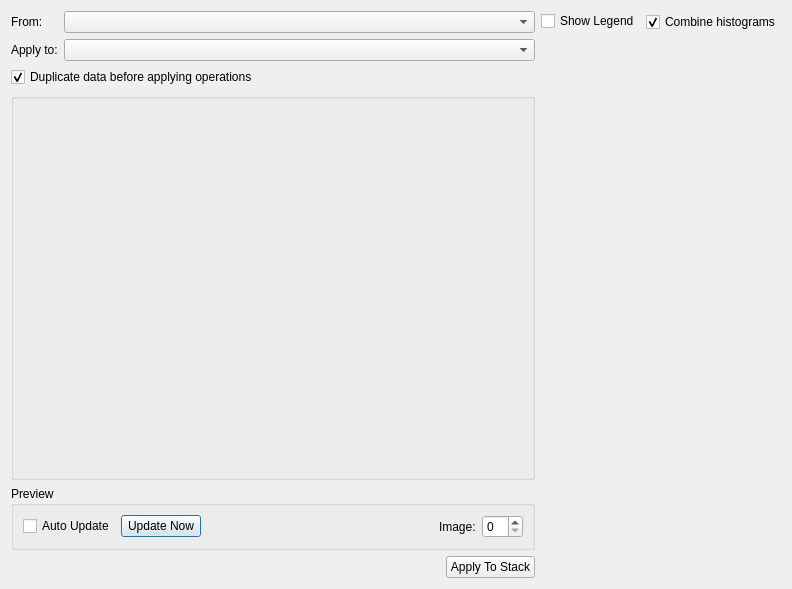
Before: the Qt Designer form mantidimaging/gui/ui/op_history_copy_dialog.ui in mantidproject/mantidimaging, drawn with Qt 5.
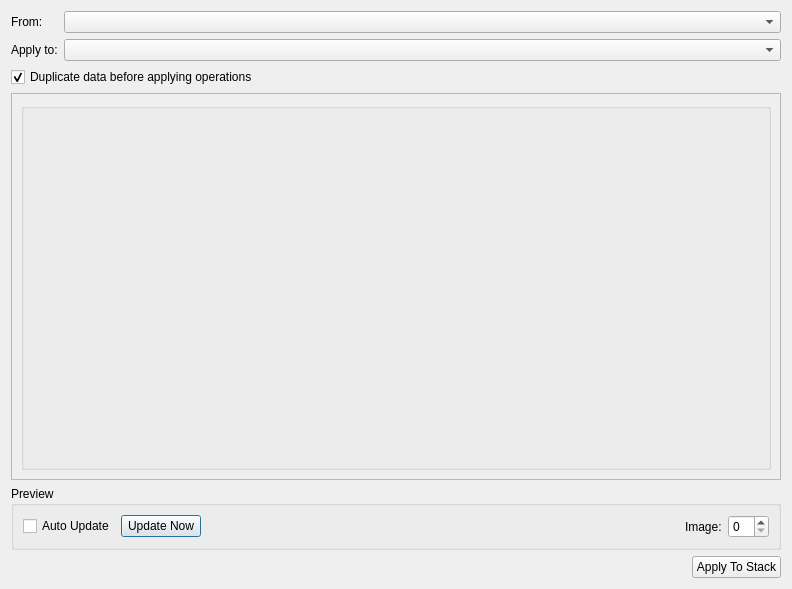
After: the same form once the commit is applied. Custom widgets are drawn as their Qt base class.

Commit message:
Usability improvements to apply history dialog
- Remove qlabel for name and just use text in qcheckbox
- Use VBoxLayout instead of grid
- Removes the result preview widgets as it wasn't working anyway

What changed in the file:
```diff
--- a/mantidimaging/gui/ui/op_history_copy_dialog.ui
+++ b/mantidimaging/gui/ui/op_history_copy_dialog.ui
@@ -11,7 +11,7 @@
    </rect>
   </property>
   <property name="sizePolicy">
-   <sizepolicy hsizetype="Preferred" vsizetype="Preferred">
+   <sizepolicy hsizetype="Preferred" vsizetype="Minimum">
     <horstretch>0</horstretch>
     <verstretch>0</verstretch>
    </sizepolicy>
@@ -26,6 +26,9 @@
       <layout class="QVBoxLayout" name="verticalLayout">
        <item>
         <layout class="QFormLayout" name="formLayout">
+         <property name="sizeConstraint">
+          <enum>QLayout::SetMinimumSize</enum>
+         </property>
          <item row="2" column="0">
           <widget class="QLabel" name="stackTargetLabel">
            <property name="text">
@@ -59,6 +62,21 @@
         </layout>
        </item>
        <item>
+        <widget class="QScrollArea" name="scrollArea">
+         <property name="widgetResizable">
+          <bool>true</bool>
+         </property>
+         <widget class="QWidget" name="scrollAreaWidgetContents">
+          <property name="geometry">
+           <rect>
+            <x>0</x>
+            <y>0</y>
+            <width>768</width>
+            <height>227</height>
+           </rect>
+          </property>
+          <layout class="QVBoxLayout" name="verticalLayout_2">
+           <item>
         <widget class="QGroupBox" name="operationsContainer">
          <property name="sizePolicy">
           <sizepolicy hsizetype="Expanding" vsizetype="Expanding">
@@ -66,6 +84,12 @@
            <verstretch>0</verstretch>
           </sizepolicy>
          </property>
+             <property name="maximumSize">
+              <size>
+               <width>16777215</width>
+               <height>16777215</height>
+              </size>
+             </property>
          <property name="title">
           <string/>
          </property>
@@ -82,6 +106,10 @@
          </layout>
         </widget>
        </item>
+          </layout>
+         </widget>
+        </widget>
+       </item>
        <item>
         <widget class="QGroupBox" name="previewPropertiesContainer">
          <property name="title">
@@ -160,58 +188,6 @@
        </item>
       </layout>
      </item>
-     <item>
-      <layout class="QVBoxLayout" name="previewsPaneLayout">
-       <item>
-        <layout class="QHBoxLayout" name="previewsPaneToolbar">
-         <property name="sizeConstraint">
-          <enum>QLayout::SetDefaultConstraint</enum>
-         </property>
-         <item alignment="Qt::AlignRight|Qt::AlignTop">
-          <widget class="QCheckBox" name="showHistogramLegend">
-           <property name="sizePolicy">
-            <sizepolicy hsizetype="Minimum" vsizetype="Minimum">
-             <horstretch>0</horstretch>
-             <verstretch>0</verstretch>
-            </sizepolicy>
-           </property>
-           <property name="text">
-            <string>Show Legend</string>
-           </property>
-           <property name="checked">
-            <bool>false</bool>
-           </property>
-          </widget>
-         </item>
-         <item alignment="Qt::AlignRight|Qt::AlignTop">
-          <widget class="QCheckBox" name="combinedHistograms">
-           <property name="sizePolicy">
-            <sizepolicy hsizetype="Minimum" vsizetype="Minimum">
-             <horstretch>0</horstretch>
-             <verstretch>0</verstretch>
-            </sizepolicy>
-           </property>
-           <property name="minimumSize">
-            <size>
-             <width>0</width>
-             <height>22</height>
-            </size>
-           </property>
-           <property name="text">
-            <string>Combine histograms</string>
-           </property>
-           <property name="checked">
-            <bool>true</bool>
-           </property>
-          </widget>
-         </item>
-        </layout>
-       </item>
-       <item>
-        <layout class="QVBoxLayout" name="previewsLayout"/>
-       </item>
-      </layout>
-     </item>
     </layout>
    </item>
   </layout>
```
Lines whose indentation alone changed are shown as unchanged. The commit also changes 1 other file.
